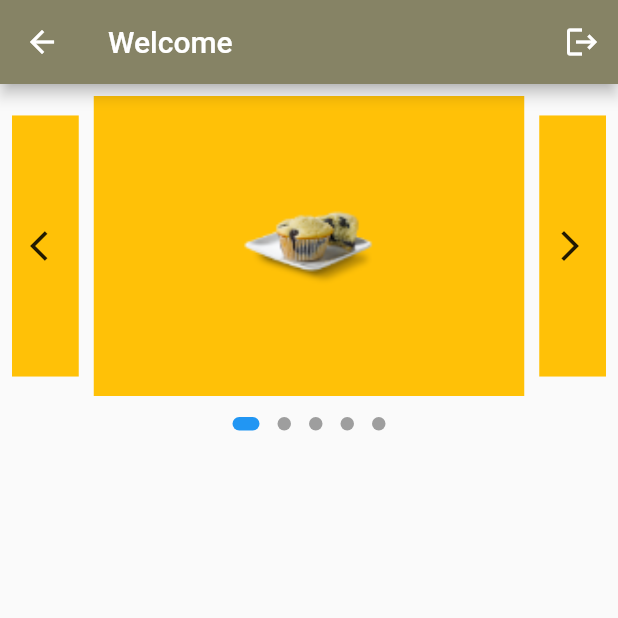
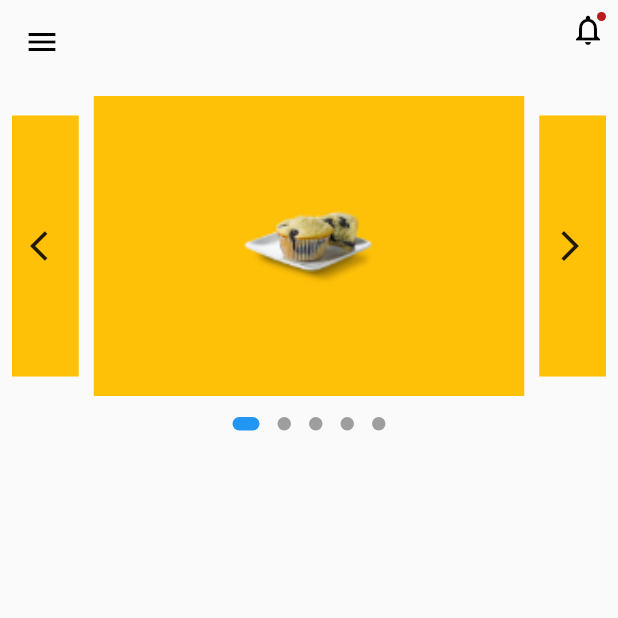
Before and after one commit to Esraa3293/recipe, a Flutter app: the HomeScreen screen opened by its route, on a phone screen of 412 x 824 dp, the top half of it. Run offline on Flutter 3.47's test engine with Material 2 defaults, Android fonts, the phone set to English and light mode, and no system bars; drawn by our look-alikes of carousel_slider, dots_indicator; our stand-ins replace email_validator, shared_preferences; accounts and stored records are empty; statements that could not run were skipped.

Commit message:
design changes

```diff
--- a/lib/pages/home.dart
+++ b/lib/pages/home.dart
@@ -4,7 +4,6 @@ import 'package:flutter/material.dart';
 import 'package:recipe/utils/images.dart';
 
 import '../services/preferences.service.dart';
-import 'login.dart';
 
 class HomeScreen extends StatefulWidget {
   static const String routeName = "home";
@@ -33,17 +32,31 @@ class _HomeScreenState extends State<HomeScreen> {
     return SafeArea(
       child: Scaffold(
           appBar: AppBar(
-            backgroundColor: const Color(0xFF868365),
-            title: Text("Welcome $email"),
-            actions: [
-              IconButton(
-                onPressed: () {
-                  Navigator.pushReplacementNamed(
-                      context, LoginScreen.routeName);
-                  PreferencesService.prefs?.remove("loggedIn");
-                },
-                icon: const Icon(Icons.logout),
+            backgroundColor: Colors.transparent,
+            elevation: 0,
+            // title: Text("Welcome $email"),
+            leading: const Icon(
+              Icons.menu,
+              color: Colors.black,
+            ),
+            actions: const [
+              Padding(
+                padding: EdgeInsets.all(8.0),
+                child: Badge(
+                    alignment: Alignment.topRight,
+                    child: Icon(
+                      Icons.notifications_none,
+                      color: Colors.black,
+                    )),
               )
+              // IconButton(
+              //   onPressed: () {
+              //     Navigator.pushReplacementNamed(
+              //         context, LoginScreen.routeName);
+              //     PreferencesService.prefs?.remove("loggedIn");
+              //   },
+              //   icon: const Icon(Icons.logout),
+              // )
             ],
           ),
           body: Column(
@@ -72,7 +85,8 @@ class _HomeScreenState extends State<HomeScreen> {
                           builder: (BuildContext context) {
                             return Container(
                                 width: MediaQuery.of(context).size.width,
-                            margin: const EdgeInsets.symmetric(horizontal: 5.0),
+                                margin:
+                                    const EdgeInsets.symmetric(horizontal: 5.0),
                                 decoration:
                                     const BoxDecoration(color: Colors.amber),
                                 child: Image.asset(
```
Lines whose indentation alone changed are shown as unchanged.
